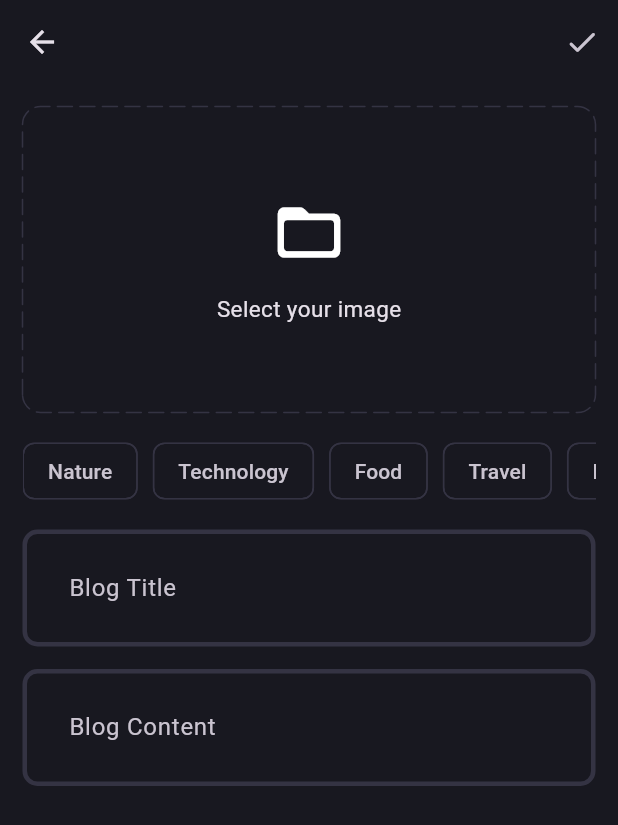
After one commit to mohamed0yaser/blog_application, a Flutter app: the AddNewBlogPage screen opened directly, after a tap on "Select your image", on a phone screen of 412 x 824 dp. The commit adds this screen. Shown: the top 825 px of the screen. Run offline on Flutter 3.47's test engine with Material 3 defaults, Android fonts, the phone set to English and light mode, and no system bars; drawn by our look-alikes of dotted_border; our stand-ins replace flutter_bloc, fpdart, get_it, image_picker, supabase_flutter; accounts and stored records are empty.

Commit message:
start with blog feature and make make add blog page in presentation layer

```diff
--- a/lib/core/theme/theme.dart
+++ b/lib/core/theme/theme.dart
@@ -14,10 +14,15 @@ class AppTheme{
       backgroundColor: Pallete.backgroundColor,
       elevation: 0,
     ),
+    chipTheme: ChipThemeData(
+      color: WidgetStatePropertyAll(Pallete.backgroundColor),
+      side: BorderSide.none
+    ),
     inputDecorationTheme:  InputDecorationTheme(
       contentPadding: const EdgeInsets.all(27),
       enabledBorder: _border(),
       focusedBorder: _border(Pallete.gradient2),
+      errorBorder: _border(Pallete.errorColor),
     )
   );
 }
--- /dev/null
+++ b/lib/core/utils/pick_image.dart
@@ -0,0 +1,16 @@
+import 'dart:io';
+
+import 'package:image_picker/image_picker.dart';
+
+Future<File?> pickImage() async {
+  try {
+    final xFile = await ImagePicker()
+    .pickImage(source: ImageSource.gallery);
+    if (xFile != null) {
+      return File(xFile.path);
+    }
+    return null;
+  } catch (e) {
+    return null;
+  }
+}
--- /dev/null
+++ b/lib/features/blog/presentation/pages/add_new_blog.dart
@@ -0,0 +1,156 @@
+import 'dart:io';
+
+import 'package:blog_application/core/theme/pallete.dart';
+import 'package:blog_application/core/utils/pick_image.dart';
+import 'package:blog_application/features/blog/presentation/widgets/blog_editor.dart';
+import 'package:dotted_border/dotted_border.dart';
+import 'package:flutter/material.dart';
+
+class AddNewBlogPage extends StatefulWidget {
+  static route() => MaterialPageRoute(builder: (context) => AddNewBlogPage());
+  const AddNewBlogPage({super.key});
+
+  @override
+  State<AddNewBlogPage> createState() => _AddNewBlogPageState();
+}
+
+class _AddNewBlogPageState extends State<AddNewBlogPage> {
+  final titleController = TextEditingController();
+  final contentController = TextEditingController();
+  List< String> selectedTopics = [];
+  File? image;
+  void selectImage()async{
+    final pickedImage = await pickImage();
+    if(pickedImage != null){
+      setState(() {
+        image = pickedImage;
+      });
+    }
+  }
+
+  @override
+  void dispose() {
+    titleController.dispose();
+    contentController.dispose();
+    super.dispose();
+  }
+
+  @override
+  Widget build(BuildContext context) {
+    return Scaffold(
+      appBar: AppBar(
+        actions: [
+          IconButton(icon: const Icon(Icons.done_rounded), onPressed: () {}),
+        ],
+      ),
+      body: SingleChildScrollView(
+        child: Padding(
+          padding: const EdgeInsets.all(15.0),
+          child: Column(
+            children: [
+              image != null
+                  ? GestureDetector(
+                      onTap: () {
+                        selectImage();
+                      },
+                    child: ClipRRect(
+                        borderRadius: BorderRadius.circular(12),
+                        child: Image.file(
+                          image!,
+                          height: 200,
+                          width: double.infinity,
+                          fit: BoxFit.cover,
+                        ),
+                      ),
+                  )
+                  :
+              GestureDetector(
+                onTap: (){
+                  selectImage();
+                },
+                child: DottedBorder(
+                  color: Pallete.borderColor,
+                  borderType: BorderType.RRect,
+                  radius: Radius.circular(12),
+                  dashPattern: [10, 5],
+                  strokeCap: StrokeCap.round,
+                  // ignore: sized_box_for_whitespace
+                  child: Container(
+                    height: 200,
+                    width: double.infinity,
+                    child: const Column(
+                      mainAxisAlignment: MainAxisAlignment.center,
+                      children: [
+                        Icon(Icons.folder_open_rounded, size: 50),
+                        SizedBox(height: 15),
+                        Text("Select your image", style: TextStyle(fontSize: 15)),
+                      ],
+                    ),
+                  ),
+                ),
+              ),
+              SizedBox(height: 15),
+              SingleChildScrollView(
+                scrollDirection: Axis.horizontal,
+                child: Row(
+                  children:
+                      [
+                            'Nature',
+                            'Technology',
+                            'Food',
+                            'Travel',
+                            'Fashion',
+                            'Music',
+                            'Sports',
+                            'Education',
+                            'Health',
+                            'Lifestyle',
+                            'Business',
+                            'Art',
+                            'Science',
+                            'Politics',
+                            'Religion',
+                            'History',
+                            'Entertainment',
+                            'Others',
+                          ]
+                          .map(
+                            (e) => Padding(
+                              padding: const EdgeInsets.only(right: 10),
+                              child: GestureDetector(
+                                onTap: () {
+                                  if (selectedTopics.contains(e)) {
+                                    selectedTopics.remove(e);
+                                  } else {
+                                    selectedTopics.add(e);
+                                  }
+                                  setState(() {});
+                                },
+                                child: Chip(
+                                  color: selectedTopics.contains(e)
+                                      ? WidgetStatePropertyAll(Pallete.gradient1,)
+                                      : WidgetStatePropertyAll(Pallete.backgroundColor),
+                                  label: Text(e),
+                                  side: selectedTopics.contains(e)
+                                      ?null
+                                      :BorderSide(
+                                    color: Pallete.borderColor,
+                                  ),
+                                ),
+                              ),
+                            ),
+                          )
+                          .toList(),
+                ),
+              ),
+              SizedBox(height: 15),
+              BlogEditor(controller: titleController, hintText: 'Blog Title'),
+              SizedBox(height: 15),
+              BlogEditor(controller: contentController, hintText: 'Blog Content'),
+            ],
+          ),
+        ),
+      ),
+    );
+  }
+}
--- /dev/null
+++ b/lib/features/blog/presentation/pages/blog_page.dart
@@ -0,0 +1,24 @@
+import 'package:blog_application/features/blog/presentation/pages/add_new_blog.dart';
+import 'package:flutter/cupertino.dart';
+import 'package:flutter/material.dart';
+
+class BlogPage extends StatelessWidget {
+  const BlogPage({super.key});
+
+  @override
+  Widget build(BuildContext context) {
+    return Scaffold(
+      appBar:AppBar(
+        title: Center(child: const Text("Blog Application")),
+        actions: [
+          IconButton(
+            icon: const Icon(CupertinoIcons.add_circled),
+            onPressed: (){
+              Navigator.push(context, AddNewBlogPage.route());
+            },
+          ),
+        ],
+      ) ,
+    );
+  }
+}
--- /dev/null
+++ b/lib/features/blog/presentation/widgets/blog_editor.dart
@@ -0,0 +1,23 @@
+// ignore_for_file: public_member_api_docs, sort_constructors_first
+import 'package:flutter/material.dart';
+
+class BlogEditor extends StatelessWidget {
+  final TextEditingController controller;
+  final String hintText;
+  const BlogEditor({
+    Key? key,
+    required this.controller,
+    required this.hintText,
+  }) : super(key: key);
+
+  @override
+  Widget build(BuildContext context) {
+    return TextFormField(
+      controller: controller,
+      maxLines: null,
+      decoration: InputDecoration(
+        hintText: hintText,
+      ),
+    );
+  }
+}
--- a/lib/main.dart
+++ b/lib/main.dart
@@ -2,6 +2,7 @@ import 'package:blog_application/core/common/cubits/app_user/app_user_cubit.dart
 import 'package:blog_application/core/theme/theme.dart';
 import 'package:blog_application/features/auth/presentation/bloc/auth_bloc.dart';
 import 'package:blog_application/features/auth/presentation/pages/login_page.dart';
+import 'package:blog_application/features/blog/presentation/pages/blog_page.dart';
 import 'package:blog_application/init_dependencies.dart';
 import 'package:flutter/material.dart';
 import 'package:flutter_bloc/flutter_bloc.dart';
@@ -47,11 +48,7 @@ class _MyAppState extends State<MyApp> {
         },
         builder: (context, isLoggedIn) {
           if (isLoggedIn) {
-            return const Scaffold(
-              body: Center(
-                child: Text('Home Page'),
-              ),
-            );
+            return const BlogPage();
           }
 
           return const LogInPage();
--- a/pubspec.yaml
+++ b/pubspec.yaml
@@ -39,6 +39,10 @@ dependencies:
   supabase_flutter: ^2.8.4
   fpdart: ^1.1.1
   get_it: ^8.0.3
+  dotted_border: ^2.1.0
+  on_popup_window_widget: ^0.0.13
+  on_process_button_widget: ^2.0.6
+  image_picker: ^1.1.2
 
 dev_dependencies:
   flutter_test:
```
Also changed, not shown: pubspec.lock, 5 other files.
